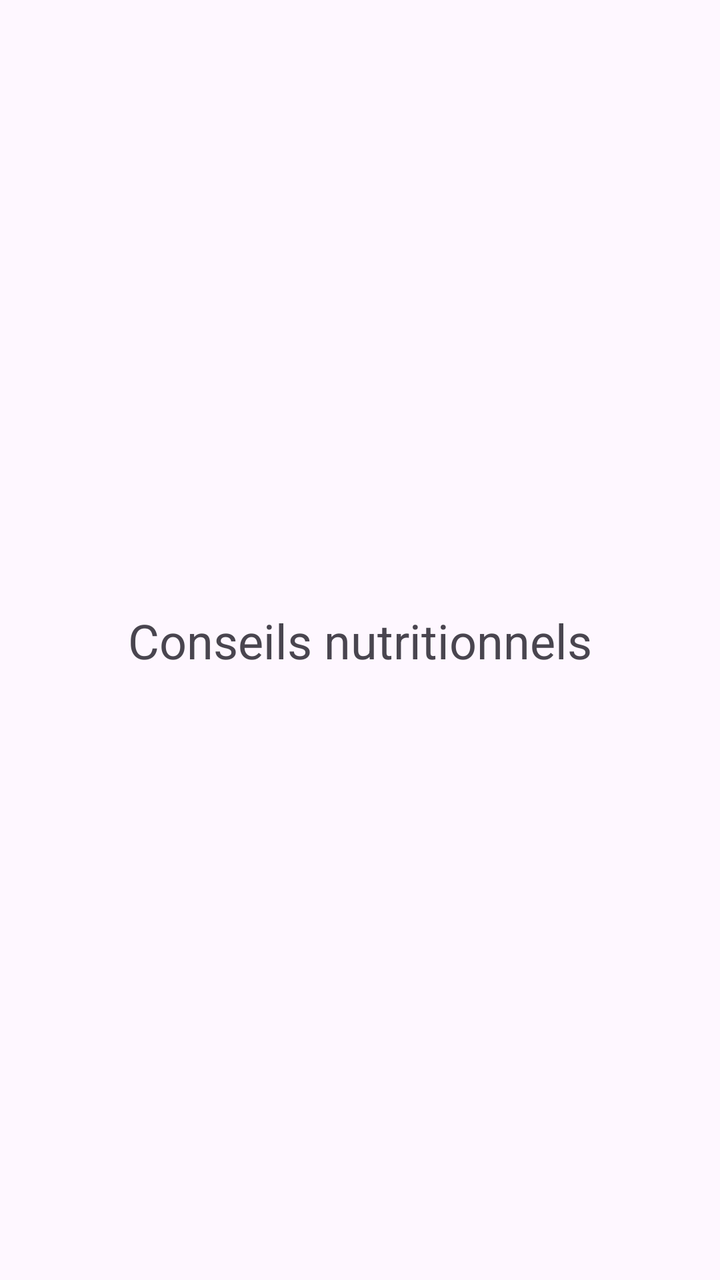
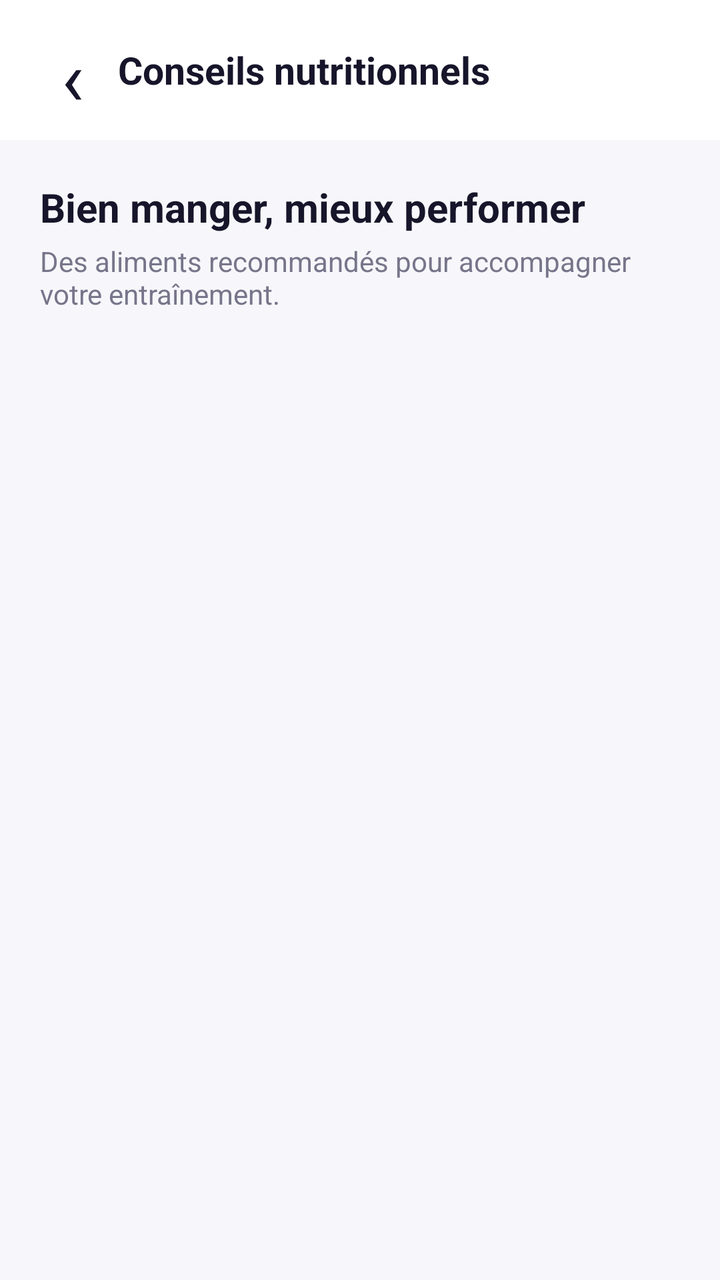

Before-and-after screenshots of an Android layout around one commit, followed by the original layout XML and the change that was made.
<!-- AndroidManifest.xml: application theme Theme.Ramzi_mike_bryanfitzone -->
<!-- res/layout/activity_conseils_nutritionnels.xml -->
<?xml version="1.0" encoding="utf-8"?>
<androidx.constraintlayout.widget.ConstraintLayout xmlns:android="http://schemas.android.com/apk/res/android"
    xmlns:app="http://schemas.android.com/apk/res-auto"
    android:layout_width="match_parent"
    android:layout_height="match_parent">

    <TextView
        android:id="@+id/texte_titre_conseils_nutritionnels"
        android:layout_width="wrap_content"
        android:layout_height="wrap_content"
        android:text="Conseils nutritionnels"
        android:textSize="24sp"
        app:layout_constraintTop_toTopOf="parent"
        app:layout_constraintStart_toStartOf="parent"
        app:layout_constraintEnd_toEndOf="parent"
        app:layout_constraintBottom_toBottomOf="parent" />

</androidx.constraintlayout.widget.ConstraintLayout>
<!-- resources referenced by this layout -->
<resources>
  <style name="Theme.Ramzi_mike_bryanfitzone" parent="Base.Theme.Ramzi_mike_bryanfitzone" />
  <style name="Base.Theme.Ramzi_mike_bryanfitzone" parent="Theme.Material3.DayNight.NoActionBar">
          
          
      </style>
</resources>

<!-- the commit's change to res/layout/activity_conseils_nutritionnels.xml (unified diff, before → after) -->
@@ -1,18 +1,88 @@
 <?xml version="1.0" encoding="utf-8"?>
-<androidx.constraintlayout.widget.ConstraintLayout xmlns:android="http://schemas.android.com/apk/res/android"
-    xmlns:app="http://schemas.android.com/apk/res-auto"
+<LinearLayout
+    xmlns:android="http://schemas.android.com/apk/res/android"
     android:layout_width="match_parent"
-    android:layout_height="match_parent">
+    android:layout_height="match_parent"
+    android:orientation="vertical"
+    android:background="#F7F7FB">
 
-    <TextView
-        android:id="@+id/texte_titre_conseils_nutritionnels"
-        android:layout_width="wrap_content"
-        android:layout_height="wrap_content"
-        android:text="Conseils nutritionnels"
-        android:textSize="24sp"
-        app:layout_constraintTop_toTopOf="parent"
-        app:layout_constraintStart_toStartOf="parent"
-        app:layout_constraintEnd_toEndOf="parent"
-        app:layout_constraintBottom_toBottomOf="parent" />
+    
+    <LinearLayout
+        android:layout_width="match_parent"
+        android:layout_height="70dp"
+        android:orientation="horizontal"
+        android:gravity="center_vertical"
+        android:paddingStart="14dp"
+        android:paddingEnd="20dp"
+        android:background="#FFFFFF">
 
-</androidx.constraintlayout.widget.ConstraintLayout>
+        <TextView
+            android:id="@+id/boutonRetourConseils"
+            android:layout_width="45dp"
+            android:layout_height="45dp"
+            android:gravity="center"
+            android:text="‹"
+            android:textColor="#17152A"
+            android:textSize="38sp"/>
+
+        <TextView
+            android:layout_width="0dp"
+            android:layout_height="wrap_content"
+            android:layout_weight="1"
+            android:text="Conseils nutritionnels"
+            android:textColor="#17152A"
+            android:textSize="19sp"
+            android:textStyle="bold"/>
+
+    </LinearLayout>
+
+    <ScrollView
+        android:layout_width="match_parent"
+        android:layout_height="0dp"
+        android:layout_weight="1"
+        android:fillViewport="true">
+
+        <LinearLayout
+            android:layout_width="match_parent"
+            android:layout_height="wrap_content"
+            android:orientation="vertical"
+            android:padding="20dp">
+
+            <TextView
+                android:layout_width="wrap_content"
+                android:layout_height="wrap_content"
+                android:text="Bien manger, mieux performer"
+                android:textColor="#17152A"
+                android:textSize="20sp"
+                android:textStyle="bold"/>
+
+            <TextView
+                android:layout_width="wrap_content"
+                android:layout_height="wrap_content"
+                android:layout_marginTop="4dp"
+                android:text="Des aliments recommandés pour accompagner votre entraînement."
+                android:textColor="#77758A"
+                android:textSize="14sp"/>
+
+            <androidx.recyclerview.widget.RecyclerView
+                android:id="@+id/recyclerAliments"
+                android:layout_width="match_parent"
+                android:layout_height="wrap_content"
+                android:layout_marginTop="18dp"
+                android:nestedScrollingEnabled="false"/>
+
+            <TextView
+                android:id="@+id/texteAucunAliment"
+                android:layout_width="match_parent"
+                android:layout_height="wrap_content"
+                android:layout_marginTop="10dp"
+                android:text="Aucun conseil nutritionnel disponible pour le moment."
+                android:textColor="#77758A"
+                android:textSize="14sp"
+                android:visibility="gone"/>
+
+        </LinearLayout>
+
+    </ScrollView>
+
+</LinearLayout>
